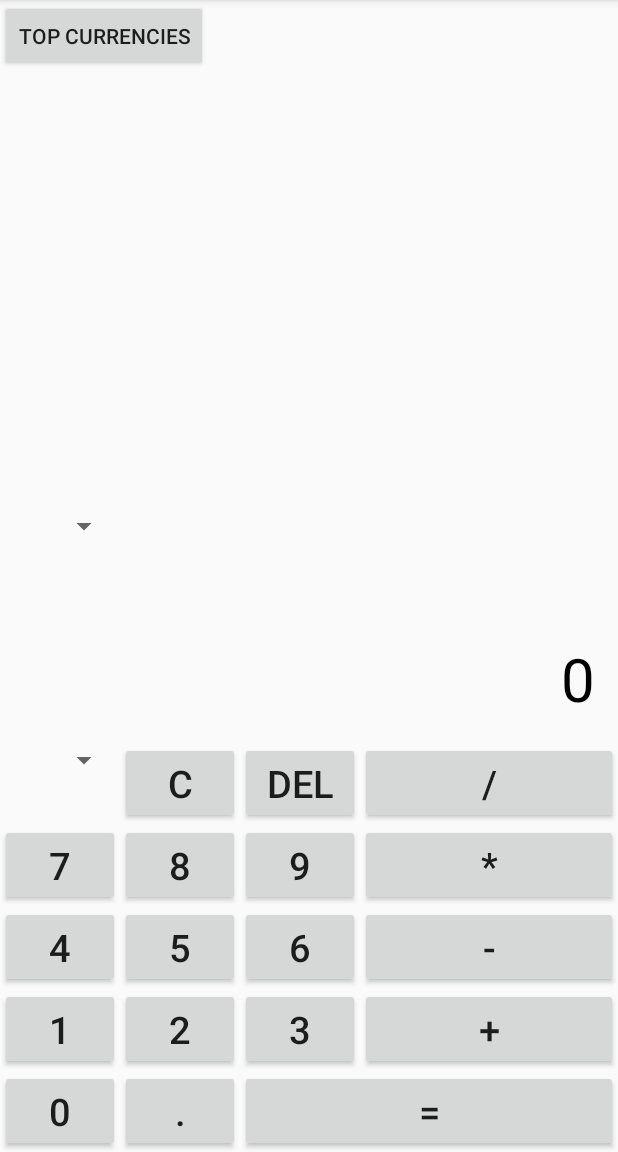
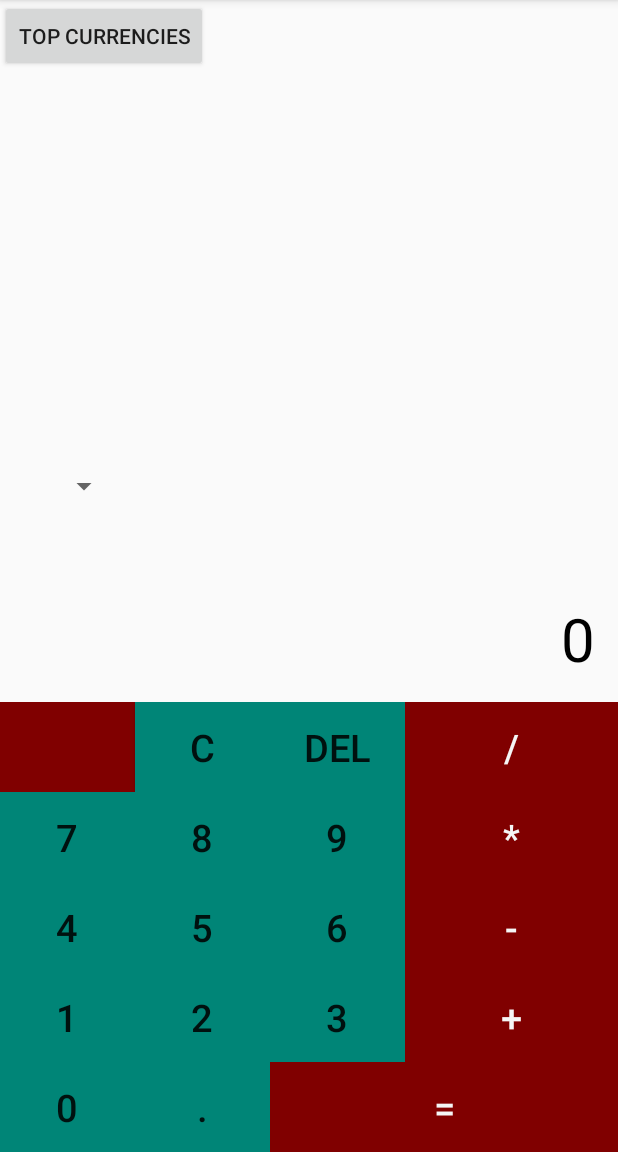
Before and after one commit to andela-tsolarin/Calcurren, an Android app: the screen it shows after launch (CalculatorActivity), on a phone screen of 412 x 824 dp, the part 84-1236 px from its top. Run offline under Robolectric (Android 15) with nearby library versions, the phone set to English and light mode, and no system bars; libraries missing offline, so code that uses them is left out: com.loopj.android, cz.msebera.android; 2 statements that could not run were skipped.

Commit message:
Add design for keypad buttons

```diff
--- a/app/src/main/res/layout/activity_calculator.xml
+++ b/app/src/main/res/layout/activity_calculator.xml
@@ -1,7 +1,8 @@
 <LinearLayout xmlns:android="http://schemas.android.com/apk/res/android"
     android:orientation="vertical"
     android:layout_width="match_parent"
-    android:layout_height="match_parent">
+    android:layout_height="match_parent"
+    android:background="@color/background_material_light">
 
     <LinearLayout
         android:orientation="horizontal"
@@ -71,34 +72,39 @@
         android:layout_height="wrap_content">
 
         <Spinner
-            android:layout_width="80dp"
-            android:layout_height="wrap_content"
-            android:id="@+id/currentCurrency" />
+            android:layout_width="@dimen/btn_wide"
+            android:layout_height="@dimen/btn_high"
+            android:id="@+id/currentCurrency"
+            android:background="#800000" />
 
         <Button
-            android:layout_width="80dp"
-            android:layout_height="wrap_content"
+            android:layout_width="@dimen/btn_wide"
+            android:layout_height="@dimen/btn_high"
             android:text="C"
             android:id="@+id/btnC"
             android:onClick="operationButtonClicked"
-            android:textSize="@dimen/calc_num_size" />
+            android:textSize="@dimen/calc_num_size"
+            android:background="@color/accent_material_light" />
 
         <Button
-            android:layout_width="80dp"
-            android:layout_height="wrap_content"
+            android:layout_width="@dimen/btn_wide"
+            android:layout_height="@dimen/btn_high"
             android:text="DEL"
             android:id="@+id/btnDel"
             android:onClick="operationButtonClicked"
-            android:textSize="@dimen/calc_num_size" />
+            android:textSize="@dimen/calc_num_size"
+            android:background="@color/accent_material_light" />
 
         <Button
             android:layout_width="wrap_content"
-            android:layout_height="wrap_content"
+            android:layout_height="@dimen/btn_high"
             android:text="/"
             android:id="@+id/btnDiv"
             android:textSize="@dimen/calc_num_size"
             android:onClick="operatorButtonClicked"
-            android:layout_weight="1" />
+            android:layout_weight="1"
+            android:background="#800000"
+            android:textColor="@color/primary_material_light" />
 
     </LinearLayout>
 
@@ -108,37 +114,42 @@
         android:layout_height="wrap_content">
 
         <Button
-            android:layout_width="80dp"
-            android:layout_height="wrap_content"
+            android:layout_width="@dimen/btn_wide"
+            android:layout_height="@dimen/btn_high"
             android:text="7"
             android:id="@+id/btnSeven"
             android:onClick="numButtonClicked"
-            android:textSize="@dimen/calc_num_size" />
+            android:textSize="@dimen/calc_num_size"
+            android:background="@color/accent_material_light" />
 
         <Button
-            android:layout_width="80dp"
-            android:layout_height="wrap_content"
+            android:layout_width="@dimen/btn_wide"
+            android:layout_height="@dimen/btn_high"
             android:text="8"
             android:id="@+id/btnEight"
             android:onClick="numButtonClicked"
-            android:textSize="@dimen/calc_num_size" />
+            android:textSize="@dimen/calc_num_size"
+            android:background="@color/accent_material_light" />
 
         <Button
-            android:layout_width="80dp"
-            android:layout_height="wrap_content"
+            android:layout_width="@dimen/btn_wide"
+            android:layout_height="@dimen/btn_high"
             android:text="9"
             android:id="@+id/btnNine"
             android:onClick="numButtonClicked"
-            android:textSize="@dimen/calc_num_size" />
+            android:textSize="@dimen/calc_num_size"
+            android:background="@color/accent_material_light" />
 
         <Button
             android:layout_width="wrap_content"
-            android:layout_height="wrap_content"
+            android:layout_height="@dimen/btn_high"
             android:text="*"
             android:id="@+id/btnMult"
             android:textSize="@dimen/calc_num_size"
             android:onClick="operatorButtonClicked"
-            android:layout_weight="1" />
+            android:layout_weight="1"
+            android:background="#800000"
+            android:textColor="@color/primary_material_light" />
 
     </LinearLayout>
 
@@ -148,37 +159,42 @@
         android:layout_height="wrap_content">
 
         <Button
-            android:layout_width="80dp"
-            android:layout_height="wrap_content"
+            android:layout_width="@dimen/btn_wide"
+            android:layout_height="@dimen/btn_high"
             android:text="4"
             android:id="@+id/btnFour"
             android:onClick="numButtonClicked"
-            android:textSize="@dimen/calc_num_size" />
+            android:textSize="@dimen/calc_num_size"
+            android:background="@color/accent_material_light" />
 
         <Button
-            android:layout_width="80dp"
-            android:layout_height="wrap_content"
+            android:layout_width="@dimen/btn_wide"
+            android:layout_height="@dimen/btn_high"
             android:text="5"
             android:id="@+id/btnFive"
             android:onClick="numButtonClicked"
-            android:textSize="@dimen/calc_num_size" />
+            android:textSize="@dimen/calc_num_size"
+            android:background="@color/accent_material_light" />
 
         <Button
-            android:layout_width="80dp"
-            android:layout_height="wrap_content"
+            android:layout_width="@dimen/btn_wide"
+            android:layout_height="@dimen/btn_high"
             android:text="6"
             android:id="@+id/btnSix"
             android:onClick="numButtonClicked"
-            android:textSize="@dimen/calc_num_size" />
+            android:textSize="@dimen/calc_num_size"
+            android:background="@color/accent_material_light" />
 
         <Button
             android:layout_width="wrap_content"
-            android:layout_height="wrap_content"
+            android:layout_height="@dimen/btn_high"
             android:text="-"
             android:id="@+id/btnMinus"
             android:textSize="@dimen/calc_num_size"
             android:onClick="operatorButtonClicked"
-            android:layout_weight="1" />
+            android:layout_weight="1"
+            android:background="#800000"
+            android:textColor="@color/primary_material_light" />
 
     </LinearLayout>
 
@@ -188,37 +204,42 @@
         android:layout_height="wrap_content">
 
         <Button
-            android:layout_width="80dp"
-            android:layout_height="wrap_content"
+            android:layout_width="@dimen/btn_wide"
+            android:layout_height="@dimen/btn_high"
             android:text="1"
             android:id="@+id/btnOne"
             android:onClick="numButtonClicked"
-            android:textSize="@dimen/calc_num_size" />
+            android:textSize="@dimen/calc_num_size"
+            android:background="@color/accent_material_light" />
 
         <Button
-            android:layout_width="80dp"
-            android:layout_height="wrap_content"
+            android:layout_width="@dimen/btn_wide"
+            android:layout_height="@dimen/btn_high"
             android:text="2"
             android:id="@+id/btnTwo"
             android:onClick="numButtonClicked"
-            android:textSize="@dimen/calc_num_size" />
+            android:textSize="@dimen/calc_num_size"
+            android:background="@color/accent_material_light" />
 
         <Button
-            android:layout_width="80dp"
-            android:layout_height="wrap_content"
+            android:layout_width="@dimen/btn_wide"
+            android:layout_height="@dimen/btn_high"
             android:text="3"
             android:id="@+id/btnThree"
             android:onClick="numButtonClicked"
-            android:textSize="@dimen/calc_num_size" />
+            android:textSize="@dimen/calc_num_size"
+            android:background="@color/accent_material_light" />
 
         <Button
             android:layout_width="wrap_content"
-            android:layout_height="wrap_content"
+            android:layout_height="@dimen/btn_high"
             android:text="+"
             android:id="@+id/btnPlus"
             android:textSize="@dimen/calc_num_size"
             android:onClick="operatorButtonClicked"
-            android:layout_weight="1" />
+            android:layout_weight="1"
+            android:background="#800000"
+            android:textColor="@color/primary_material_light" />
 
     </LinearLayout>
 
@@ -228,29 +249,33 @@
         android:layout_height="wrap_content">
 
         <Button
-            android:layout_width="80dp"
-            android:layout_height="wrap_content"
+            android:layout_width="@dimen/btn_wide"
+            android:layout_height="@dimen/btn_high"
             android:text="0"
             android:id="@+id/btnZero"
             android:onClick="numButtonClicked"
-            android:textSize="@dimen/calc_num_size" />
+            android:textSize="@dimen/calc_num_size"
+            android:background="@color/accent_material_light" />
 
         <Button
-            android:layout_width="80dp"
-            android:layout_height="wrap_content"
+            android:layout_width="@dimen/btn_wide"
+            android:layout_height="@dimen/btn_high"
             android:text="."
             android:id="@+id/btnPoint"
             android:onClick="numButtonClicked"
-            android:textSize="@dimen/calc_num_size" />
+            android:textSize="@dimen/calc_num_size"
+            android:background="@color/accent_material_light" />
 
         <Button
             android:layout_width="wrap_content"
-            android:layout_height="wrap_content"
+            android:layout_height="@dimen/btn_high"
             android:text="="
             android:id="@+id/btnEquals"
             android:textSize="@dimen/calc_num_size"
             android:onClick="operatorButtonClicked"
-            android:layout_weight="1" />
+            android:layout_weight="1"
+            android:background="#800000"
+            android:textColor="@color/primary_material_light" />
     </LinearLayout>
 
 </LinearLayout>
--- a/app/src/main/res/values/dimens.xml
+++ b/app/src/main/res/values/dimens.xml
@@ -5,4 +5,6 @@
     <dimen name="calc_num_size">25dp</dimen>
     <dimen name="num_size">40dp</dimen>
     <dimen name="hist_size">12dp</dimen>
+    <dimen name="btn_wide">90dp</dimen>
+    <dimen name="btn_high">60dp</dimen>
 </resources>
```
Also changed, not shown: 2 other files.
